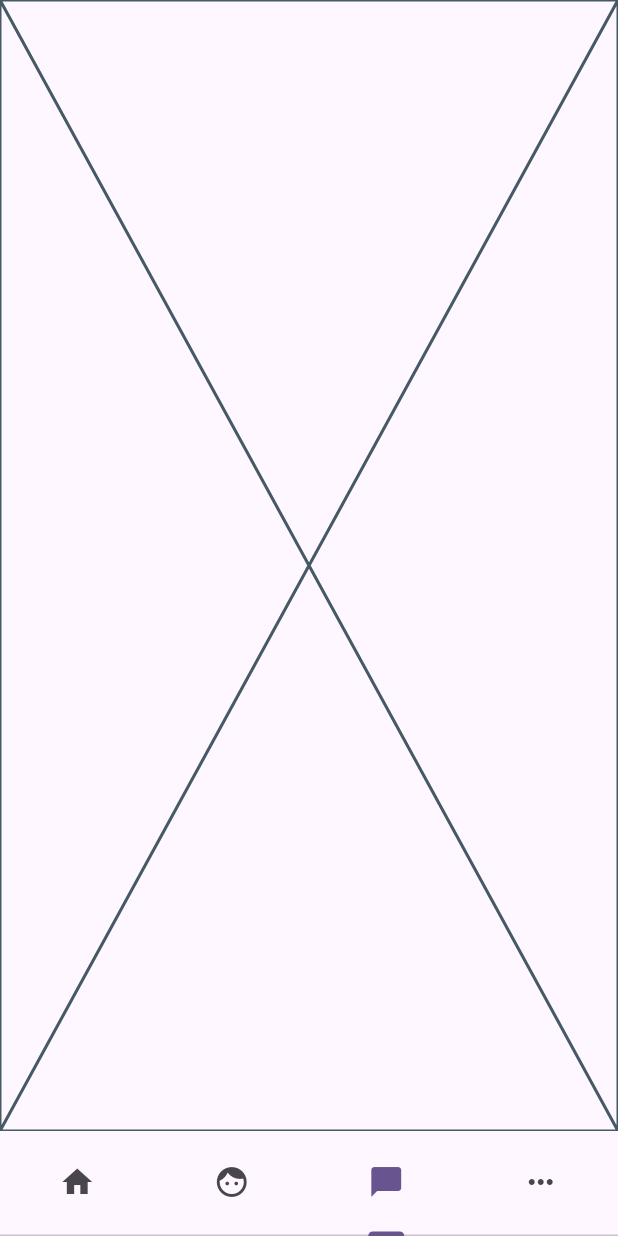
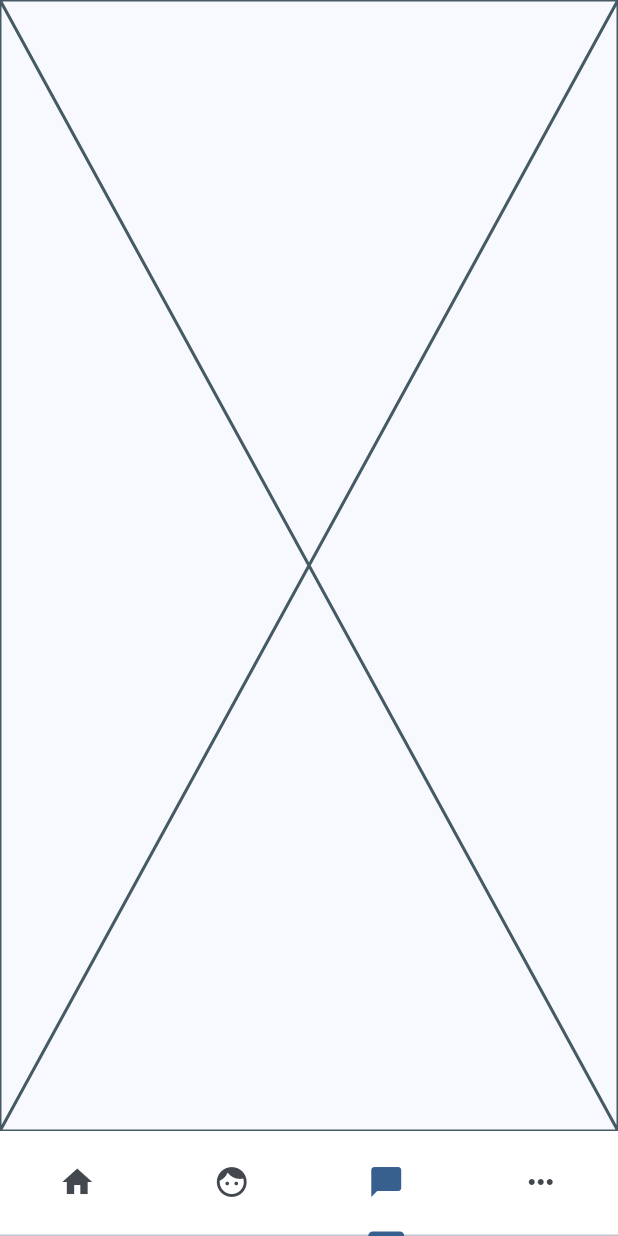
Before and after one commit to kangdeagyu/MAPPY, a Flutter app: the TabBarScreen screen opened directly, item 3 of the bottom bar chosen, on a phone screen of 412 x 824 dp. Run offline on Flutter 3.47's test engine with Material 2 defaults, Android fonts, the phone set to English and light mode, and no system bars; our stand-ins replace firebase_core, get, google_fonts; accounts and stored records are empty.

Commit message:
apply material theme and google font

```diff
--- a/lib/view/age_prediction.dart
+++ b/lib/view/age_prediction.dart
@@ -6,8 +6,8 @@
   @override
   Widget build(BuildContext context) {
     return Scaffold(
-      appBar: AppBar(
-        title: const Text('나이 예측'),
+      body: Center(
+        child:  Text('hi'),
       ),
     );
   }
--- a/lib/view/login.dart
+++ b/lib/view/login.dart
@@ -1,4 +1,5 @@
 import 'package:final_main_project/view/tabbar_screen.dart';
+import 'package:flutter/cupertino.dart';
 import 'package:flutter/material.dart';
 import 'package:get/get.dart';
 
@@ -14,7 +15,7 @@
   Widget build(BuildContext context) {
     return Scaffold(
       body: Center(
-        child: ElevatedButton(
+        child: CupertinoButton.filled(
           onPressed: () {
             Get.to(const TabBarScreen());
           },
--- a/lib/view/tabbar_screen.dart
+++ b/lib/view/tabbar_screen.dart
@@ -31,7 +31,7 @@
   @override
   Widget build(BuildContext context) {
 
-    int initialTabIndex = Get.arguments ?? 0;
+    int initialTabIndex = Get.arguments ?? 1;
     _tabController.index = initialTabIndex;
 
     return Scaffold(
@@ -44,9 +44,12 @@
           More(),
         ],
       ),
-      bottomNavigationBar: SizedBox(
+      bottomNavigationBar: Container(
         height: 70,
+        color: Theme.of(context).colorScheme.onPrimary,
         child: TabBar(
+
+          labelColor: Theme.of(context).colorScheme.primary,
           controller: _tabController,
           tabs: const [
             Tab(
--- a/pubspec.yaml
+++ b/pubspec.yaml
@@ -41,6 +41,8 @@
   get: ^4.6.6
   #
   shared_preferences: ^2.2.2
+  # google font
+  google_fonts: ^6.1.0
 
 dev_dependencies:
   flutter_test:
```
Also changed, not shown: lib/main.dart (+10 -2 lines), pubspec.lock, 3 other files.
